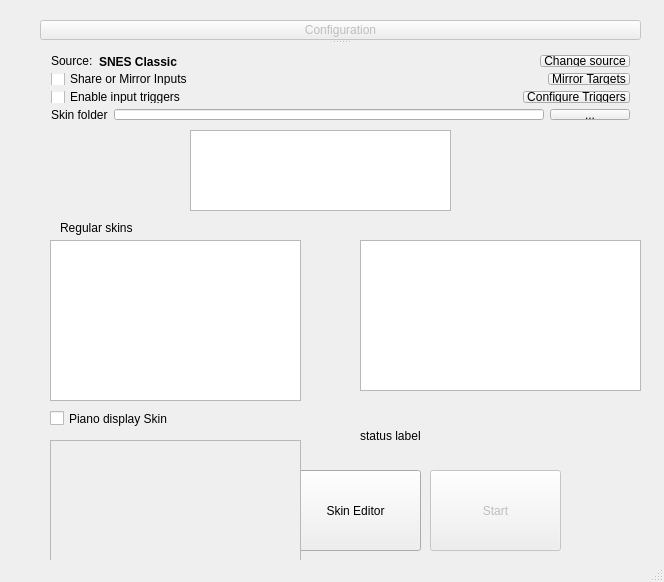
Belthasaran/Button-Mash, file skinselector.ui: the form before one commit.
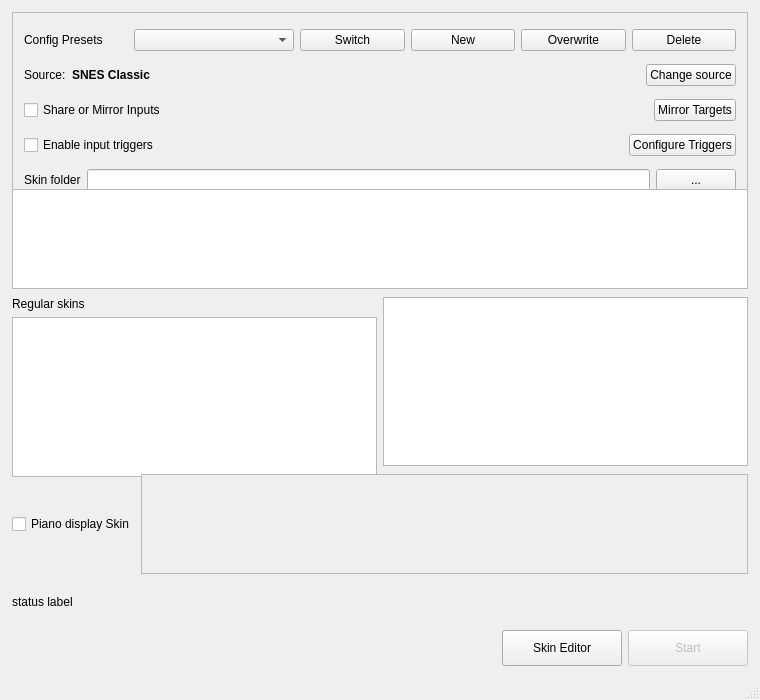
The form after the commit.

```diff
--- a/skinselector.ui
+++ b/skinselector.ui
@@ -6,168 +6,100 @@
    <rect>
     <x>0</x>
     <y>0</y>
-    <width>664</width>
-    <height>582</height>
+    <width>760</width>
+    <height>700</height>
    </rect>
   </property>
+  <property name="minimumSize">
+   <size>
+    <width>760</width>
+    <height>700</height>
+   </size>
+  </property>
   <property name="windowTitle">
    <string>Button Mash</string>
   </property>
   <widget class="QWidget" name="centralWidget">
-   <widget class="QListView" name="skinListView">
-    <property name="geometry">
-     <rect>
-      <x>50</x>
-      <y>240</y>
-      <width>251</width>
-      <height>161</height>
-     </rect>
+   <layout class="QVBoxLayout" name="mainVerticalLayout">
+    <property name="spacing">
+     <number>8</number>
     </property>
-   </widget>
-   <widget class="QPushButton" name="skinEditorButton">
-    <property name="geometry">
-     <rect>
-      <x>290</x>
-      <y>470</y>
-      <width>131</width>
-      <height>81</height>
-     </rect>
+    <property name="leftMargin">
+     <number>12</number>
     </property>
-    <property name="text">
-     <string>Skin Editor</string>
+    <property name="topMargin">
+     <number>12</number>
     </property>
-   </widget>
-   <widget class="QPushButton" name="startButton">
-    <property name="enabled">
-     <bool>false</bool>
+    <property name="rightMargin">
+     <number>12</number>
     </property>
-    <property name="geometry">
-     <rect>
-      <x>430</x>
-      <y>470</y>
-      <width>131</width>
-      <height>81</height>
-     </rect>
+    <property name="bottomMargin">
+     <number>12</number>
     </property>
-    <property name="text">
-     <string>Start</string>
-    </property>
-   </widget>
-   <widget class="QLabel" name="label_2">
-    <property name="geometry">
-     <rect>
-      <x>60</x>
-      <y>220</y>
-      <width>91</width>
-      <height>16</height>
-     </rect>
-    </property>
-    <property name="text">
-     <string>Regular skins</string>
-    </property>
-   </widget>
-   <widget class="QListView" name="pianoSkinListView">
-    <property name="enabled">
-     <bool>false</bool>
-    </property>
-    <property name="geometry">
-     <rect>
-      <x>50</x>
-      <y>440</y>
-      <width>251</width>
-      <height>121</height>
-     </rect>
-    </property>
-   </widget>
-   <widget class="QCheckBox" name="pianoCheckBox">
-    <property name="enabled">
-     <bool>true</bool>
-    </property>
-    <property name="geometry">
-     <rect>
-      <x>50</x>
-      <y>410</y>
-      <width>131</width>
-      <height>17</height>
-     </rect>
-    </property>
-    <property name="text">
-     <string>Piano display Skin</string>
-    </property>
-   </widget>
-   <widget class="QListView" name="subSkinListView">
-    <property name="enabled">
-     <bool>true</bool>
-    </property>
-    <property name="geometry">
-     <rect>
-      <x>360</x>
-      <y>240</y>
-      <width>281</width>
-      <height>151</height>
-     </rect>
-    </property>
-   </widget>
-   <widget class="QGraphicsView" name="previewGraphicView">
-    <property name="geometry">
-     <rect>
-      <x>190</x>
-      <y>130</y>
-      <width>261</width>
-      <height>81</height>
-     </rect>
-    </property>
-    <property name="verticalScrollBarPolicy">
-     <enum>Qt::ScrollBarAlwaysOff</enum>
-    </property>
-    <property name="horizontalScrollBarPolicy">
-     <enum>Qt::ScrollBarAlwaysOff</enum>
-    </property>
-   </widget>
-   <widget class="QLabel" name="statusLabel">
-    <property name="geometry">
-     <rect>
-      <x>360</x>
-      <y>410</y>
-      <width>291</width>
-      <height>51</height>
-     </rect>
-    </property>
-    <property name="text">
-     <string>status label</string>
-    </property>
-   </widget>
-   <widget class="QSplitter" name="configSplitter">
-    <property name="enabled">
-     <bool>true</bool>
-    </property>
-    <property name="geometry">
-     <rect>
-      <x>40</x>
-      <y>20</y>
-      <width>601</width>
-      <height>111</height>
-     </rect>
-    </property>
-    <property name="orientation">
-     <enum>Qt::Vertical</enum>
-    </property>
-    <widget class="QPushButton" name="configHSButton">
-     <property name="enabled">
-      <bool>false</bool>
-     </property>
-     <property name="maximumSize">
-      <size>
-       <width>16777215</width>
-       <height>20</height>
-      </size>
-     </property>
-     <property name="text">
-      <string>Configuration</string>
-     </property>
-    </widget>
+    <item>
     <widget class="QFrame" name="configFrame">
+      <property name="frameShape">
+       <enum>QFrame::StyledPanel</enum>
+      </property>
+      <property name="minimumSize">
+       <size>
+        <width>0</width>
+        <height>200</height>
+       </size>
+      </property>
      <layout class="QVBoxLayout" name="verticalLayout">
+       <property name="spacing">
+        <number>8</number>
+       </property>
+       <item>
+        <layout class="QHBoxLayout" name="presetsRowLayout">
+         <item>
+          <widget class="QLabel" name="presetsLabel">
+           <property name="text">
+            <string>Config Presets</string>
+           </property>
+          </widget>
+         </item>
+         <item>
+          <widget class="QComboBox" name="presetComboBox">
+           <property name="minimumSize">
+            <size>
+             <width>160</width>
+             <height>0</height>
+            </size>
+           </property>
+          </widget>
+         </item>
+         <item>
+          <widget class="QPushButton" name="presetSwitchButton">
+           <property name="text">
+            <string>Switch</string>
+           </property>
+          </widget>
+         </item>
+         <item>
+          <widget class="QPushButton" name="presetNewButton">
+           <property name="text">
+            <string>New</string>
+           </property>
+          </widget>
+         </item>
+         <item>
+          <widget class="QPushButton" name="presetOverwriteButton">
+           <property name="text">
+            <string>Overwrite</string>
+           </property>
+          </widget>
+         </item>
+         <item>
+          <widget class="QPushButton" name="presetDeleteButton">
+           <property name="text">
+            <string>Delete</string>
+           </property>
+          </widget>
+         </item>
+        </layout>
+       </item>
       <item>
        <layout class="QHBoxLayout" name="horizontalLayout_2">
         <item>
@@ -295,7 +227,151 @@
       </item>
      </layout>
     </widget>
-   </widget>
+    </item>
+    <item>
+     <widget class="QGraphicsView" name="previewGraphicView">
+      <property name="minimumSize">
+       <size>
+        <width>0</width>
+        <height>100</height>
+       </size>
+      </property>
+      <property name="verticalScrollBarPolicy">
+       <enum>Qt::ScrollBarAlwaysOff</enum>
+      </property>
+      <property name="horizontalScrollBarPolicy">
+       <enum>Qt::ScrollBarAlwaysOff</enum>
+      </property>
+     </widget>
+    </item>
+    <item>
+     <layout class="QHBoxLayout" name="skinListsLayout">
+      <item>
+       <layout class="QVBoxLayout" name="regularSkinColumnLayout">
+        <item>
+         <widget class="QLabel" name="label_2">
+          <property name="text">
+           <string>Regular skins</string>
+          </property>
+         </widget>
+        </item>
+        <item>
+         <widget class="QListView" name="skinListView">
+          <property name="minimumSize">
+           <size>
+            <width>0</width>
+            <height>160</height>
+           </size>
+          </property>
+         </widget>
+        </item>
+       </layout>
+      </item>
+      <item>
+       <widget class="QListView" name="subSkinListView">
+        <property name="enabled">
+         <bool>true</bool>
+        </property>
+        <property name="minimumSize">
+         <size>
+          <width>0</width>
+          <height>160</height>
+         </size>
+        </property>
+       </widget>
+      </item>
+     </layout>
+    </item>
+    <item>
+     <layout class="QHBoxLayout" name="pianoRowLayout">
+      <item>
+       <widget class="QCheckBox" name="pianoCheckBox">
+        <property name="enabled">
+         <bool>true</bool>
+        </property>
+        <property name="text">
+         <string>Piano display Skin</string>
+        </property>
+       </widget>
+      </item>
+      <item>
+       <widget class="QListView" name="pianoSkinListView">
+        <property name="enabled">
+         <bool>false</bool>
+        </property>
+        <property name="minimumSize">
+         <size>
+          <width>0</width>
+          <height>100</height>
+         </size>
+        </property>
+       </widget>
+      </item>
+     </layout>
+    </item>
+    <item>
+     <widget class="QLabel" name="statusLabel">
+      <property name="minimumSize">
+       <size>
+        <width>0</width>
+        <height>40</height>
+       </size>
+      </property>
+      <property name="text">
+       <string>status label</string>
+      </property>
+      <property name="wordWrap">
+       <bool>true</bool>
+      </property>
+     </widget>
+    </item>
+    <item>
+     <layout class="QHBoxLayout" name="bottomButtonsLayout">
+      <item>
+       <spacer name="bottomHorizontalSpacer">
+        <property name="orientation">
+         <enum>Qt::Horizontal</enum>
+        </property>
+        <property name="sizeHint" stdset="0">
+         <size>
+          <width>40</width>
+          <height>20</height>
+         </size>
+        </property>
+       </spacer>
+      </item>
+      <item>
+       <widget class="QPushButton" name="skinEditorButton">
+        <property name="minimumSize">
+         <size>
+          <width>120</width>
+          <height>36</height>
+         </size>
+        </property>
+        <property name="text">
+         <string>Skin Editor</string>
+        </property>
+       </widget>
+      </item>
+      <item>
+       <widget class="QPushButton" name="startButton">
+        <property name="enabled">
+         <bool>false</bool>
+        </property>
+        <property name="minimumSize">
+         <size>
+          <width>120</width>
+          <height>36</height>
+         </size>
+        </property>
+        <property name="text">
+         <string>Start</string>
+        </property>
+       </widget>
+      </item>
+     </layout>
+    </item>
+   </layout>
   </widget>
   <widget class="QStatusBar" name="statusBar"/>
  </widget>
```
Lines whose indentation alone changed are shown as unchanged.
